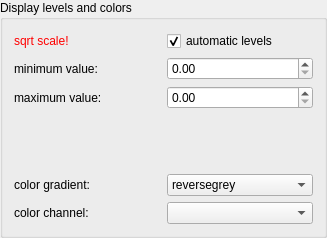
Above: lavuelib/ui/LevelsGroupBox.ui from syncope/lavue before the change. Below: the same form after it.
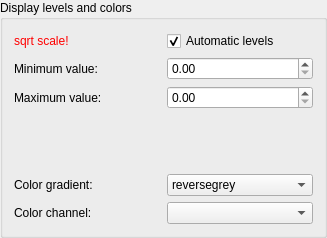
That is the form after the change.

The edit to the form file:
```diff
--- a/lavuelib/ui/LevelsGroupBox.ui
+++ b/lavuelib/ui/LevelsGroupBox.ui
@@ -40,7 +40,7 @@
           <string>maximum intensity values after scaling</string>
          </property>
          <property name="text">
-          <string>maximum value:</string>
+          <string>Maximum value:</string>
          </property>
          <property name="buddy">
           <cstring>maxDoubleSpinBox</cstring>
@@ -54,7 +54,7 @@
 for color distribution of the image</string>
          </property>
          <property name="text">
-          <string>automatic levels</string>
+          <string>Automatic levels</string>
          </property>
          <property name="checked">
           <bool>true</bool>
@@ -81,7 +81,7 @@
           <string>mininum intensity values after scaling</string>
          </property>
          <property name="text">
-          <string>minimum value:</string>
+          <string>Minimum value:</string>
          </property>
          <property name="buddy">
           <cstring>minDoubleSpinBox</cstring>
@@ -122,7 +122,7 @@
           <string>gradient for the color distribution of the image</string>
          </property>
          <property name="text">
-          <string>color gradient:</string>
+          <string>Color gradient:</string>
          </property>
          <property name="buddy">
           <cstring>gradientComboBox</cstring>
@@ -209,7 +209,7 @@
           <string>color channel for multi color images like RGB or CMYK</string>
          </property>
          <property name="text">
-          <string>color channel:</string>
+          <string>Color channel:</string>
          </property>
          <property name="buddy">
           <cstring>channelComboBox</cstring>
```
